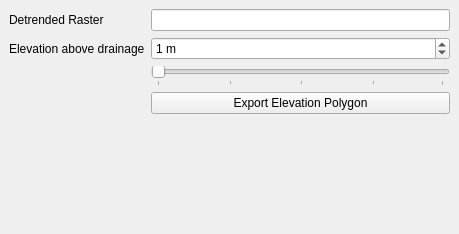
Old version of the form src/ui/ript_dockwidget_elevation.ui in the repository Riverscapes/QRiS.
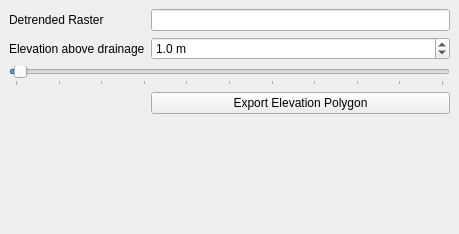
New version of the form.

Commit message: Adds floats to elevation slider

What changed in the file:
```diff
--- a/src/ui/ript_dockwidget_elevation.ui
+++ b/src/ui/ript_dockwidget_elevation.ui
@@ -36,27 +36,43 @@
       </property>
      </widget>
     </item>
+    <item row="3" column="1">
+     <widget class="QPushButton" name="btnExport">
+      <property name="text">
+       <string>Export Elevation Polygon</string>
+      </property>
+     </widget>
+    </item>
     <item row="1" column="1">
-     <widget class="QSpinBox" name="numElevation">
+     <widget class="QDoubleSpinBox" name="numElevation">
+      <property name="frame">
+       <bool>true</bool>
+      </property>
       <property name="suffix">
        <string> m</string>
       </property>
+      <property name="decimals">
+       <number>1</number>
+      </property>
+      <property name="maximum">
+       <double>100.000000000000000</double>
+      </property>
       <property name="singleStep">
-       <number>1</number>
-      </property>
-      <property name="stepType">
-       <enum>QAbstractSpinBox::DefaultStepType</enum>
+       <double>0.100000000000000</double>
       </property>
       <property name="value">
-       <number>1</number>
-      </property>
-      <property name="displayIntegerBase">
-       <number>10</number>
+       <double>1.000000000000000</double>
       </property>
      </widget>
     </item>
-    <item row="2" column="1">
+    <item row="2" column="0" colspan="2">
      <widget class="QSlider" name="elevationSlider">
+      <property name="maximum">
+       <number>1000</number>
+      </property>
+      <property name="value">
+       <number>10</number>
+      </property>
       <property name="orientation">
        <enum>Qt::Horizontal</enum>
       </property>
@@ -64,14 +80,7 @@
        <enum>QSlider::TicksBelow</enum>
       </property>
       <property name="tickInterval">
-       <number>25</number>
-      </property>
-     </widget>
-    </item>
-    <item row="3" column="1">
-     <widget class="QPushButton" name="btnExport">
-      <property name="text">
-       <string>Export Elevation Polygon</string>
+       <number>100</number>
       </property>
      </widget>
     </item>
```
The commit also changes 1 other file.
